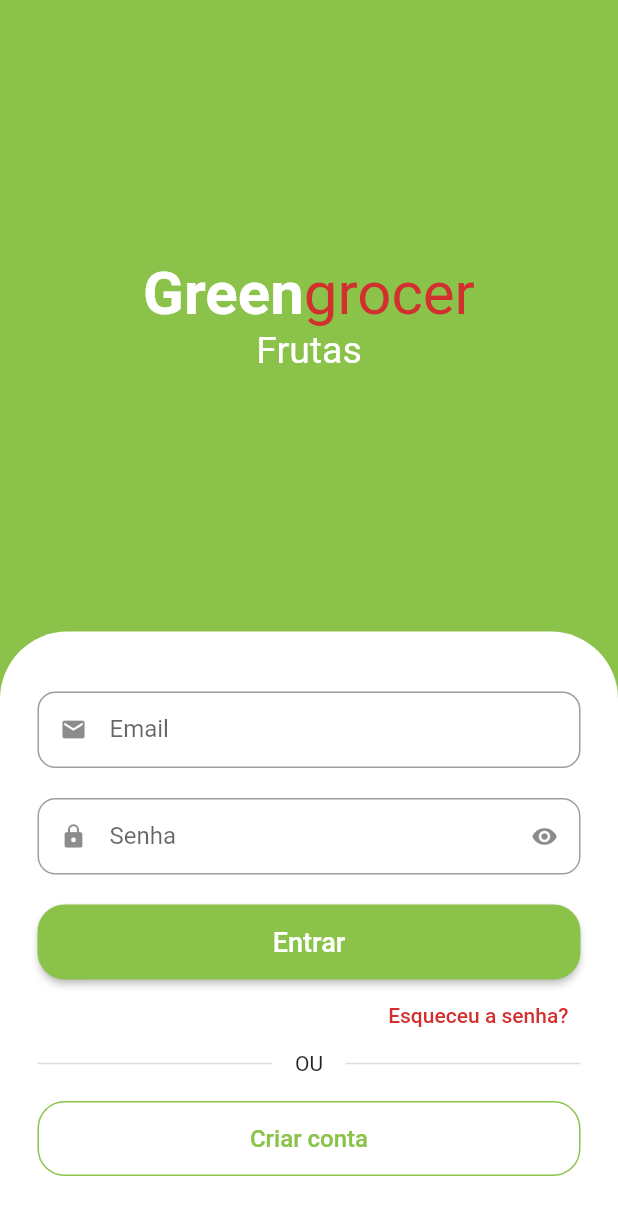
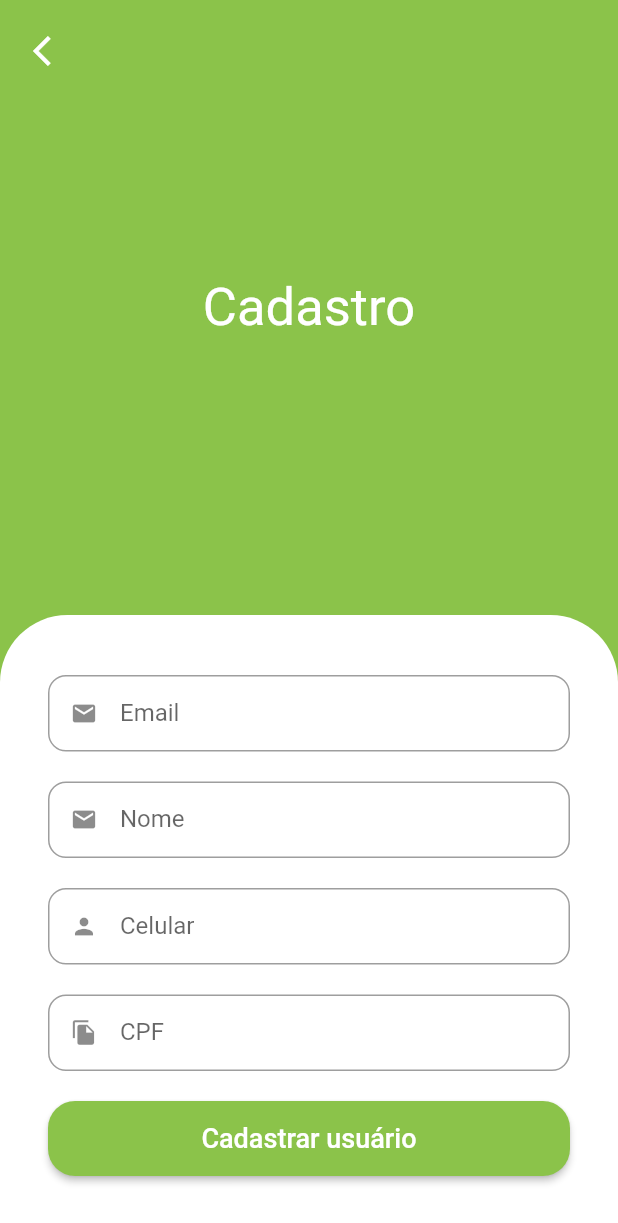
Before and after one commit to Wkerlyson/greengrocer, a Flutter app: the screen it shows after launch, after a tap on "Criar conta", on a phone screen of 412 x 824 dp. Shown: the top 1223 px of the screen. Run offline on Flutter 3.47's test engine with Material 2 defaults, Android fonts, the phone set to English and light mode, and no system bars; drawn by our look-alikes of animated_text_kit; our stand-ins replace mask_text_input_formatter.

Commit message:
Adding the back button and applying masks

```diff
--- a/lib/src/auth/components/custom_text_field.dart
+++ b/lib/src/auth/components/custom_text_field.dart
@@ -1,16 +1,18 @@
 import 'package:flutter/material.dart';
+import 'package:flutter/services.dart';
 
 class CustomTextField extends StatefulWidget {
   final IconData icon;
   final String label;
   final bool isSecret;
+  final List<TextInputFormatter>? inputFormatters;
 
-  const CustomTextField({
-    super.key,
-    required this.icon,
-    required this.label,
-    this.isSecret = false,
-  });
+  const CustomTextField(
+      {super.key,
+      required this.icon,
+      required this.label,
+      this.isSecret = false,
+      this.inputFormatters});
 
   @override
   State<CustomTextField> createState() => _CustomTextFieldState();
@@ -30,6 +32,7 @@ class _CustomTextFieldState extends State<CustomTextField> {
     return Padding(
       padding: const EdgeInsets.only(bottom: 20),
       child: TextFormField(
+        inputFormatters: widget.inputFormatters,
         obscureText: isObscure,
         decoration: InputDecoration(
           prefixIcon: Icon(widget.icon),
--- a/lib/src/auth/sign_in_screen.dart
+++ b/lib/src/auth/sign_in_screen.dart
@@ -1,6 +1,7 @@
 import 'package:animated_text_kit/animated_text_kit.dart';
 import 'package:flutter/material.dart';
 import 'package:greengrocer/src/auth/components/custom_text_field.dart';
+import 'package:greengrocer/src/auth/sign_up_screen.dart';
 import 'package:greengrocer/src/config/custom_colors.dart';
 
 class SignInScreen extends StatelessWidget {
@@ -8,9 +9,15 @@ class SignInScreen extends StatelessWidget {
 
   @override
   Widget build(BuildContext context) {
+    final size = MediaQuery.of(context).size;
+
     return Scaffold(
       backgroundColor: CustomColors.customSwatchColor,
-      body: Column(
+      body: SingleChildScrollView(
+        child: SizedBox(
+          height: size.height,
+          width: size.width,
+          child: Column(
             children: [
               Expanded(
                 child: Column(
@@ -150,7 +157,13 @@ class SignInScreen extends StatelessWidget {
                             color: CustomColors.customSwatchColor,
                           ),
                         ),
-                    onPressed: () {},
+                        onPressed: () {
+                          Navigator.of(context).push(
+                            MaterialPageRoute(builder: (c) {
+                              return SignUpScreen();
+                            }),
+                          );
+                        },
                         child: const Text(
                           'Criar conta',
                           style: TextStyle(fontSize: 16),
@@ -162,6 +175,8 @@ class SignInScreen extends StatelessWidget {
               ),
             ],
           ),
+        ),
+      ),
     );
   }
 }
--- /dev/null
+++ b/lib/src/auth/sign_up_screen.dart
@@ -0,0 +1,109 @@
+import 'package:flutter/material.dart';
+import 'package:greengrocer/src/auth/components/custom_text_field.dart';
+import 'package:greengrocer/src/config/custom_colors.dart';
+import 'package:mask_text_input_formatter/mask_text_input_formatter.dart';
+
+class SignUpScreen extends StatelessWidget {
+  SignUpScreen({super.key});
+
+  final cpfFormatter = MaskTextInputFormatter(
+    mask: '###.###.###-##',
+    filter: {'#': RegExp(r'[0-9]')},
+  );
+  final phoneFormatter = MaskTextInputFormatter(
+    mask: '## # ####-####',
+    filter: {'#': RegExp(r'[0-9]')},
+  );
+
+  @override
+  Widget build(BuildContext context) {
+    final size = MediaQuery.of(context).size;
+
+    return Scaffold(
+      backgroundColor: CustomColors.customSwatchColor,
+      body: SingleChildScrollView(
+        child: SizedBox(
+          height: size.height,
+          width: size.width,
+          child: Stack(
+            children: [
+              Column(
+                children: [
+                  const Expanded(
+                    child: Center(
+                      child: Text(
+                        'Cadastro',
+                        style: TextStyle(
+                          color: Colors.white,
+                          fontSize: 35,
+                        ),
+                      ),
+                    ),
+                  ),
+                  Container(
+                    padding: const EdgeInsets.symmetric(
+                        horizontal: 32, vertical: 40),
+                    decoration: const BoxDecoration(
+                      color: Colors.white,
+                      borderRadius: BorderRadius.vertical(
+                        top: Radius.circular(45),
+                      ),
+                    ),
+                    child: Column(
+                      crossAxisAlignment: CrossAxisAlignment.stretch,
+                      children: [
+                        const CustomTextField(
+                            icon: Icons.email, label: 'Email'),
+                        const CustomTextField(icon: Icons.email, label: 'Nome'),
+                        CustomTextField(
+                          icon: Icons.person,
+                          label: 'Celular',
+                          inputFormatters: [phoneFormatter],
+                        ),
+                        CustomTextField(
+                          icon: Icons.file_copy,
+                          label: 'CPF',
+                          inputFormatters: [cpfFormatter],
+                        ),
+                        SizedBox(
+                          height: 50,
+                          child: ElevatedButton(
+                            style: ElevatedButton.styleFrom(
+                              shape: RoundedRectangleBorder(
+                                  borderRadius: BorderRadius.circular(18)),
+                            ),
+                            onPressed: () {},
+                            child: const Text(
+                              'Cadastrar usuário',
+                              style:
+                                  TextStyle(color: Colors.white, fontSize: 18),
+                            ),
+                          ),
+                        )
+                      ],
+                    ),
+                  ),
+                ],
+              ),
+              Positioned(
+                top: 10,
+                left: 10,
+                child: SafeArea(
+                  child: IconButton(
+                    onPressed: () {
+                      Navigator.of(context).pop();
+                    },
+                    icon: const Icon(
+                      Icons.arrow_back_ios,
+                      color: Colors.white,
+                    ),
+                  ),
+                ),
+              )
+            ],
+          ),
+        ),
+      ),
+    );
+  }
+}
--- a/pubspec.yaml
+++ b/pubspec.yaml
@@ -37,6 +37,7 @@ dependencies:
   # Use with the CupertinoIcons class for iOS style icons.
   cupertino_icons: ^1.0.2
   animated_text_kit: ^4.2.2
+  mask_text_input_formatter: ^2.4.0
 
 dev_dependencies:
   flutter_test:
```
Also changed, not shown: pubspec.lock. Lines whose indentation alone changed are shown as unchanged.
